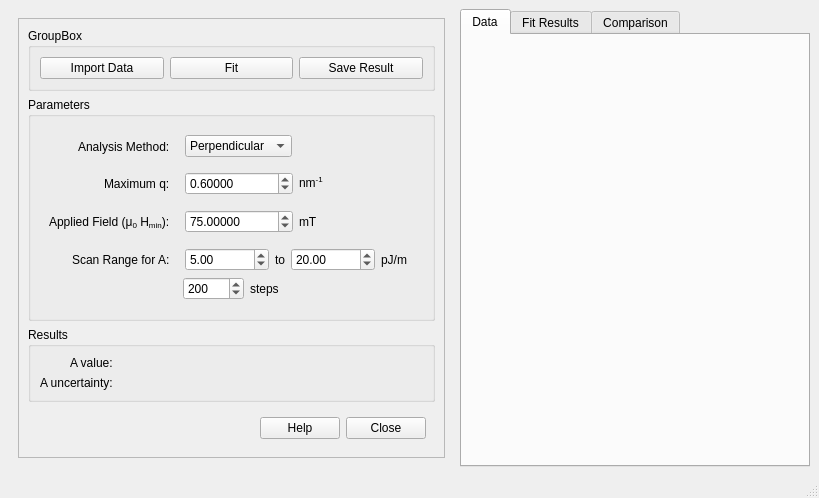
Qt form src/sas/qtgui/Utilities/MuMag/UI/MuMagUI.ui (SasView/sasview) before a commit.
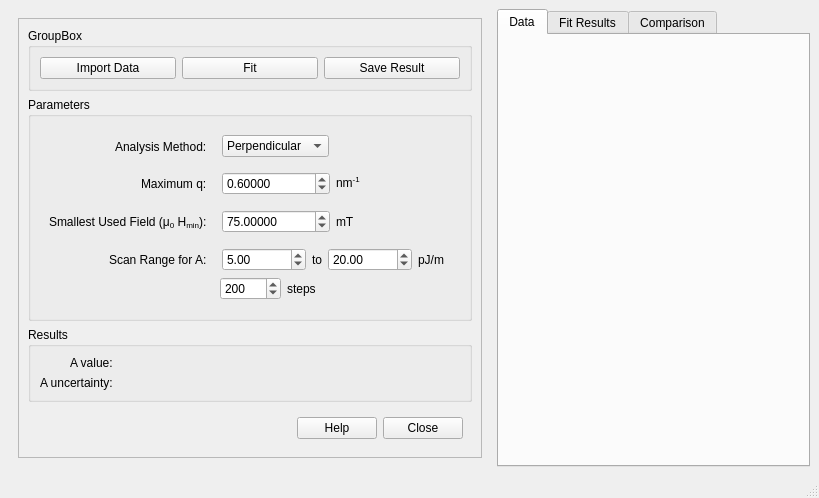
The same form after that commit.

Commit message:
4129: restrict parameter range to physical limits (#4184)
* restrict parameter range to physical limits

* [pre-commit.ci lite] apply automatic fixes for ruff linting errors

* change confusing label, it is the smallest field used for the analysis

* add constraints to keep effective field positive and evaluate fit with found A value before return

* let plot update after fit

* [pre-commit.ci lite] apply automatic fixes for ruff linting errors

---------

```diff
--- a/src/sas/qtgui/Utilities/MuMag/UI/MuMagUI.ui
+++ b/src/sas/qtgui/Utilities/MuMag/UI/MuMagUI.ui
@@ -160,7 +160,7 @@
                 <item row="2" column="0">
                  <widget class="QLabel" name="label_6">
                   <property name="text">
-                   <string>Applied Field (μ&lt;sub&gt;0&lt;/sub&gt; H&lt;sub&gt;min&lt;/sub&gt;):</string>
+                   <string>Smallest Used Field (μ&lt;sub&gt;0&lt;/sub&gt; H&lt;sub&gt;min&lt;/sub&gt;):</string>
                   </property>
                  </widget>
                 </item>
```
The commit also changes 2 other files.
